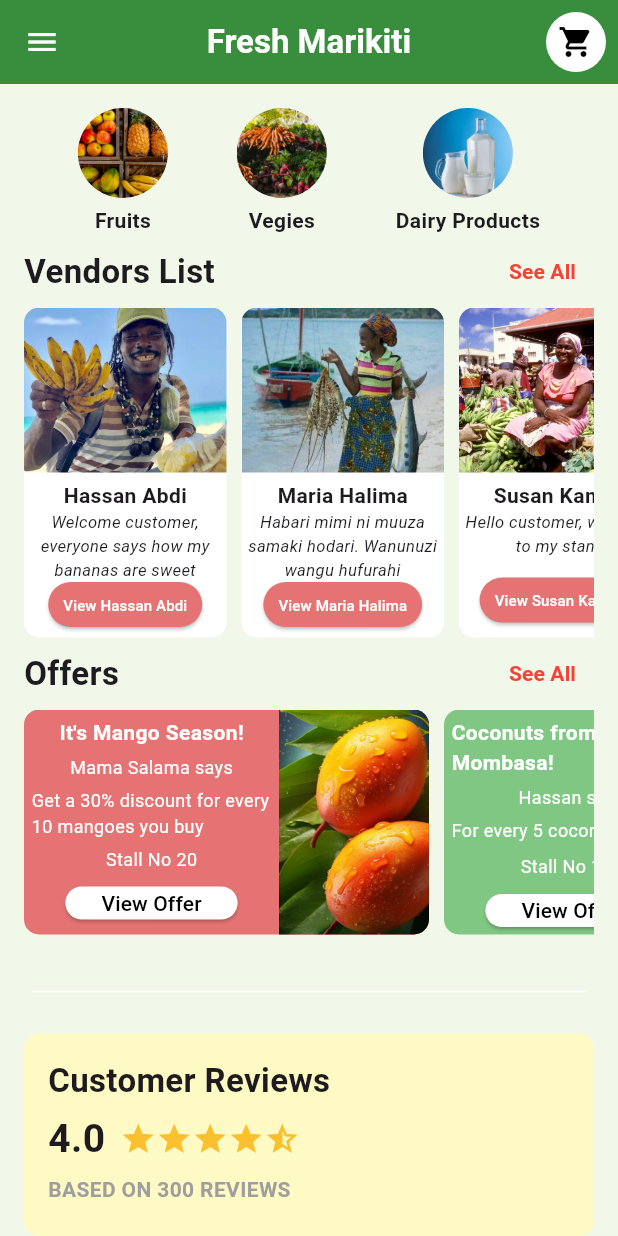
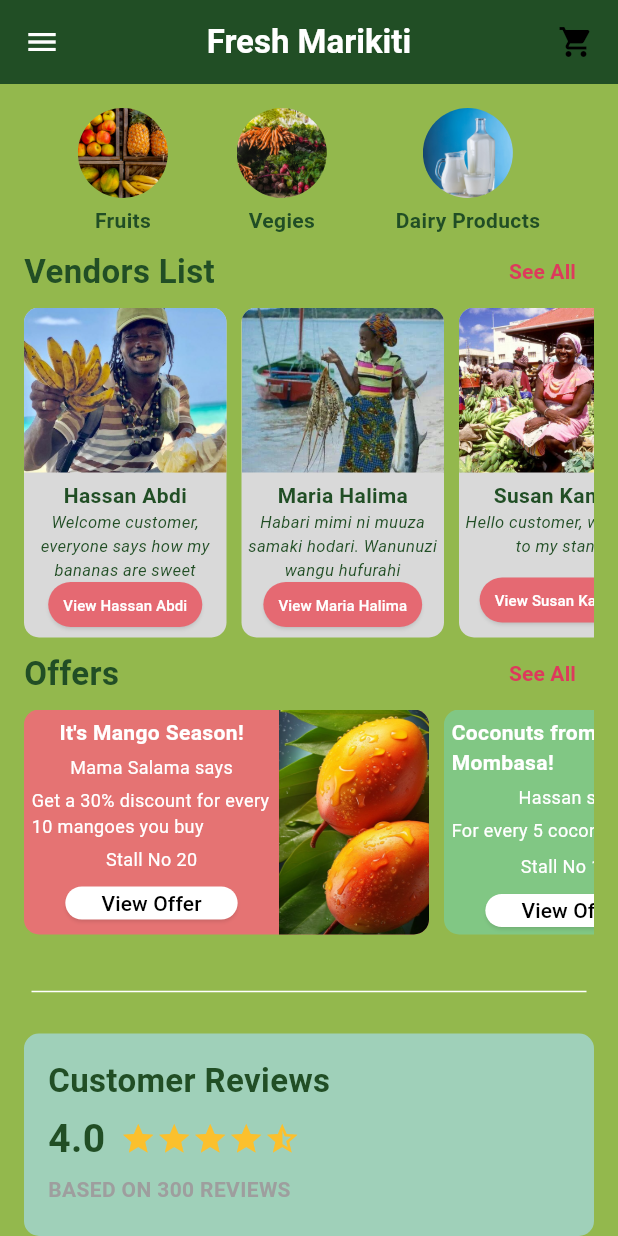
Before and after one commit to ivycommunity/FreshMarikiti, a Flutter app: the screen it shows after launch, on a phone screen of 412 x 824 dp. Run offline on Flutter 3.47's test engine with Material 3 defaults, Android fonts, the phone set to English and light mode, and no system bars; our stand-ins replace cloud_firestore, firebase_auth, firebase_core, flutter_dotenv, google_sign_in, image_picker; accounts and stored records are empty; Roboto replaces fonts that are missing (Poppins).

Commit message:
dark theme for homepage.dart updated

```diff
--- a/lib/Homepage.dart
+++ b/lib/Homepage.dart
@@ -16,7 +16,8 @@ class _HomePageState extends State<HomePage> {
   @override
   Widget build(BuildContext context) {
     return Scaffold(
-      backgroundColor: Colors.lightGreen[50],
+      //backgroundColor: Colors.lightGreen[50],
+      backgroundColor: Theme.of(context).colorScheme.surface,
       appBar: AppBar(
         actions: [
           IconButton(
@@ -25,7 +26,7 @@ class _HomePageState extends State<HomePage> {
                   context, MaterialPageRoute(builder: (context) => CartPage()));
             },
             icon: CircleAvatar(
-              backgroundColor: Colors.white,
+              backgroundColor: Theme.of(context).colorScheme.primary,
               child: Icon(Icons.shopping_cart, color: Colors.black),
             ),
           ),
@@ -35,7 +36,7 @@ class _HomePageState extends State<HomePage> {
           style: TextStyle(fontWeight: FontWeight.bold, color: Colors.white),
         ),
         centerTitle: true,
-        backgroundColor: Colors.green[700],
+        backgroundColor: Theme.of(context).colorScheme.primary,
         automaticallyImplyLeading: false,
         leading: Builder(
           builder: (context) => IconButton(
@@ -144,7 +145,9 @@ class _HomePageState extends State<HomePage> {
             child: Text(
               'See All',
               style: TextStyle(
-                  color: Colors.red, fontWeight: FontWeight.bold, fontSize: 14),
+                  color: Theme.of(context).colorScheme.secondary,
+                  fontWeight: FontWeight.bold,
+                  fontSize: 14),
             ))
       ],
     );
@@ -180,13 +183,14 @@ class _HomePageState extends State<HomePage> {
         height: 200,
         decoration: BoxDecoration(
           borderRadius: BorderRadius.circular(10),
-          color: Colors.white,
+          color: Theme.of(context).colorScheme.surfaceContainer,
         ),
         child: Column(
           children: [
             SizedBox(
                 width: 135,
                 height: 110,
+                // vendorCard image
                 child: ClipRRect(
                     borderRadius: BorderRadius.only(
                       topLeft: Radius.circular(10),
@@ -200,11 +204,18 @@ class _HomePageState extends State<HomePage> {
                 // mainAxisAlignment: MainAxisAlignment.spaceEvenly,
                 children: [
                   Text(vendor['name']!,
-                      style: TextStyle(fontWeight: FontWeight.bold)),
+                      style: TextStyle(
+                        fontWeight: FontWeight.bold,
+                        color: Theme.of(context).colorScheme.primary,
+                      )),
                   Text(
                     vendor['description']!,
                     textAlign: TextAlign.center,
-                    style: TextStyle(fontSize: 11, fontStyle: FontStyle.italic),
+                    style: TextStyle(
+                      fontSize: 11,
+                      fontStyle: FontStyle.italic,
+                      color: Theme.of(context).colorScheme.primary,
+                    ),
                   ),
                   Spacer(),
                   SizedBox(
@@ -217,7 +228,9 @@ class _HomePageState extends State<HomePage> {
                           ),
                           style: ElevatedButton.styleFrom(
                               foregroundColor: Colors.white,
-                              backgroundColor: Colors.red[300],
+                              backgroundColor: Theme.of(context)
+                                  .colorScheme
+                                  .secondaryContainer,
                               padding: EdgeInsets.symmetric(
                                   horizontal: 10, vertical: 8)))),
                   SizedBox(height: 10)
@@ -313,7 +326,7 @@ class _HomePageState extends State<HomePage> {
     return Container(
       padding: EdgeInsets.all(16),
       decoration: BoxDecoration(
-        color: Colors.yellow[100],
+        color: Color(0xFF9FD0B9),
         borderRadius: BorderRadius.circular(10),
       ),
       child: Column(
--- a/lib/Widgets/drawer.dart
+++ b/lib/Widgets/drawer.dart
@@ -78,7 +78,7 @@ class _FreshMarikitiDrawerState extends State<FreshMarikitiDrawer> {
               ),
               title: const Text('Dark Mode'),
               trailing: Switch(
-                  value: themeprovider.themeMode == ThemeMode.dark,
+                  value: themeprovider.themeData == ThemeData.dark,
                   onChanged: (value) {
                     themeprovider.toggleTheme();
                   }),
--- a/lib/core/constants/providers/Themeprovders.dart
+++ b/lib/core/constants/providers/Themeprovders.dart
@@ -1,4 +1,26 @@
 import 'package:flutter/material.dart';
+import 'theme.dart';
+
+class ThemeProvider with ChangeNotifier {
+  ThemeData _themeData = lightMode;
+
+  ThemeData get themeData => _themeData;
+
+  set themeData(ThemeData themeData) {
+    _themeData = themeData;
+    notifyListeners();
+  }
+
+  void toggleTheme() {
+    if (_themeData == lightMode) {
+      themeData = darkMode;
+    } else {
+      themeData = lightMode;
+    }
+  }
+}
+
+/*
 import 'package:shared_preferences/shared_preferences.dart';
 
 class ThemeProvider with ChangeNotifier {
@@ -26,3 +48,4 @@ class ThemeProvider with ChangeNotifier {
     notifyListeners();
   }
 }
+*/
--- /dev/null
+++ b/lib/core/constants/providers/theme.dart
@@ -0,0 +1,147 @@
+import 'package:flutter/material.dart';
+
+final ThemeData lightMode = ThemeData(
+  brightness: Brightness.light,
+  fontFamily: 'Poppins', // Optional custom font
+  useMaterial3: true,
+  colorScheme: const ColorScheme(
+    brightness: Brightness.light,
+
+    // Primary = main accent (AppBar, Buttons)
+    //primary: Color(0xFF214E25),
+    primary: Color(0xFF214E25),
+    onPrimary: Colors.white,
+
+    // Secondary = highlight colour (See All, badges)
+    secondary: Color(0xFFDD3A5C),
+    onSecondary: Colors.white,
+
+    // Surface = app background or scaffold background
+    surface: Color(0xFF93B84D),
+    onSurface: Color(0xFF214E25),
+
+    // Tertiary = used for variety (buttons, icons)
+    tertiary: Color(0xFF7CC242),
+    onTertiary: Colors.white,
+
+    // Error = red or alerts
+    error: Color(0xFFE56972),
+    onError: Colors.white,
+
+    // Other optional Material 3 roles
+    primaryContainer: Color(0xFF93B84D),
+    onPrimaryContainer: Colors.white,
+
+    secondaryContainer: Color(0xFFE56972),
+    onSecondaryContainer: Color(0xFF214E25),
+
+    // Surface Containers for cards/blocks
+    surfaceContainerLow: Color(0xFFD0E8DB), // e.g. vendor cards
+    surfaceContainer: Color(0xFFD9D9D9), // higher elevated containers
+
+    // Accent outlines & shadows
+    outline: Color(0xFFB44450),
+    inverseSurface: Color(0xFF214E25),
+    onInverseSurface: Colors.white,
+    inversePrimary: Color(0xFF1993EA),
+    shadow: Colors.black45,
+    scrim: Colors.black38,
+  ),
+);
+
+final ThemeData darkMode = ThemeData(
+  brightness: Brightness.dark,
+  fontFamily: 'Poppins',
+  useMaterial3: true,
+  colorScheme: const ColorScheme(
+    brightness: Brightness.dark,
+
+    // Primary = main accent (AppBar, Buttons)
+    primary: Color(0xFF214E25), // Lighter green
+    onPrimary: Colors.white, // Deep green text
+
+    // Secondary = highlight colour (See All, badges)
+    secondary: Color(0xFFE56972), // Vibrant red-pink
+    onSecondary: Colors.white,
+
+    // Surface = scaffold background
+    surface: Color(0xFF214E25), // Deep green
+    onSurface: Color(0xFFD0E8DB), // Soft mint text
+
+    // Tertiary = variety (buttons, icons)
+    tertiary: Color(0xFF7CBF9D),
+    onTertiary: Colors.black,
+
+    // Error = red or alerts
+    error: Color(0xFFB44450),
+    onError: Colors.white,
+
+    // Primary container = background highlight
+    primaryContainer: Color(0xFF7CC242),
+    onPrimaryContainer: Colors.black,
+
+    // Secondary container
+    secondaryContainer: Color(0xFFDD3A5C),
+    onSecondaryContainer: Colors.white,
+
+    // Surface Containers for cards/blocks
+    surfaceContainerLow: Color(0xFF2C3B2D), // very dark greenish background
+    surfaceContainer: Color(0xFFD0E8DB), // card backgrounds
+
+    // Outlines and accents
+    outline: Color(0xFFD9D9D9),
+    inverseSurface: Color(0xFFFFE7D1),
+    onInverseSurface: Color(0xFF214E25),
+    inversePrimary: Color(0xFF1993EA), // Optional action blue
+    shadow: Colors.black87,
+    scrim: Colors.black54,
+  ),
+);
+
+
+/*
+Dark mode previous version
+final ThemeData darkMode = ThemeData(
+  brightness: Brightness.dark,
+  useMaterial3: true,
+  colorScheme: const ColorScheme(
+    brightness: Brightness.dark,
+
+    primary: Color(0xFF93B84D),
+    onPrimary: Colors.black,
+
+    secondary: Color(0xFF7CBF9D),
+    onSecondary: Colors.black,
+
+    //surface: Color(0xFF214E25),
+    //onSurface: Colors.white,
+    surface: Color(0xFF2E4F36),
+    onSurface: Colors.white,
+
+    error: Color(0xFFE56972),
+    onError: Colors.white,
+
+    tertiary: Color(0xFF1993EA),
+    onTertiary: Colors.white,
+
+    primaryContainer: Color(0xFFBFD79F),
+    onPrimaryContainer: Colors.black,
+
+    secondaryContainer: Color(0xFF9FD0B9),
+    onSecondaryContainer: Colors.black,
+
+    surfaceVariant: Color(0xFF374A3D),
+    onSurfaceVariant: Colors.white70,
+    outline: Color(0xFF9FD0B9),
+    inverseSurface: Color(0xFFD0E8DB),
+    onInverseSurface: Color(0xFF214E25),
+    inversePrimary: Color(0xFF7CC242),
+    shadow: Colors.black54,
+    scrim: Colors.black87,
+  ),
+  textTheme: ThemeData.dark().textTheme.copyWith(
+        bodyLarge: const TextStyle(color: Colors.white),
+        bodyMedium: const TextStyle(color: Colors.white70),
+      ),
+);
+*/
--- a/lib/main.dart
+++ b/lib/main.dart
@@ -39,9 +39,7 @@ void main() async {
         ChangeNotifierProvider(create: (_) => CheckoutProvider()),
         ChangeNotifierProvider(create: (_) => Subscriptionprovider()),
         ChangeNotifierProvider(create: (_) => OrderProvider()),
-        ChangeNotifierProvider(
-          create: (_) => ItemProvider(),
-        ),
+        ChangeNotifierProvider(create: (_) => ItemProvider()),
       ],
       child: const Marikiti(),
     ),
@@ -53,7 +51,7 @@ class Marikiti extends StatelessWidget {
 
   @override
   Widget build(BuildContext context) {
-    final themeprovider = Provider.of<ThemeProvider>(context);
+    //final themeprovider = Provider.of<ThemeProvider>(context);
     return MaterialApp(
       supportedLocales: const [
         Locale('en', ''),
@@ -63,9 +61,9 @@ class Marikiti extends StatelessWidget {
 
 
       ],
-      theme: ThemeData.light(),
-      darkTheme: ThemeData.dark(),
-      themeMode: themeprovider.themeMode,
+      theme: Provider.of<ThemeProvider>(context).themeData,
+      //darkTheme: ThemeData.dark(),
+      //themeMode: themeprovider.themeMode,
       debugShowCheckedModeBanner: false,
       initialRoute: '/home',
       routes: {
--- a/pubspec.yaml
+++ b/pubspec.yaml
@@ -51,4 +51,3 @@ flutter:
     - assets/meat.jpeg
     - assets/avocado.jpeg
     - assets/milk.jpeg
-    - .env
```
